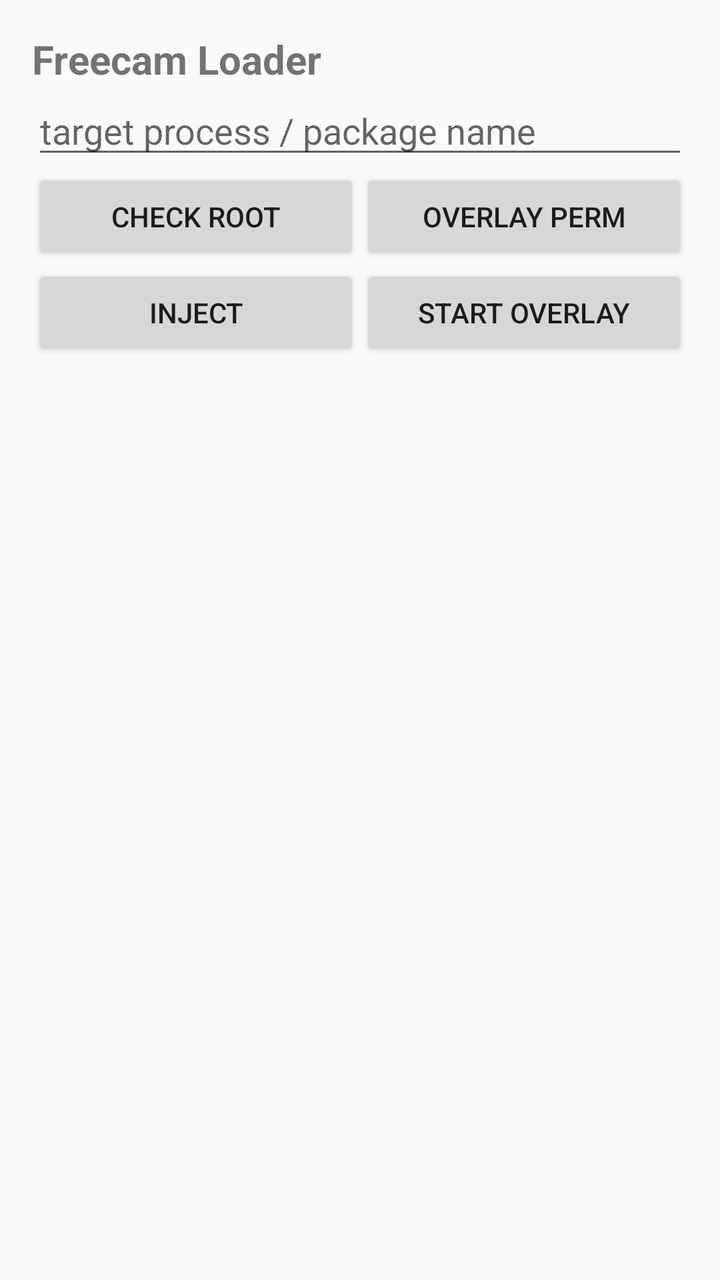
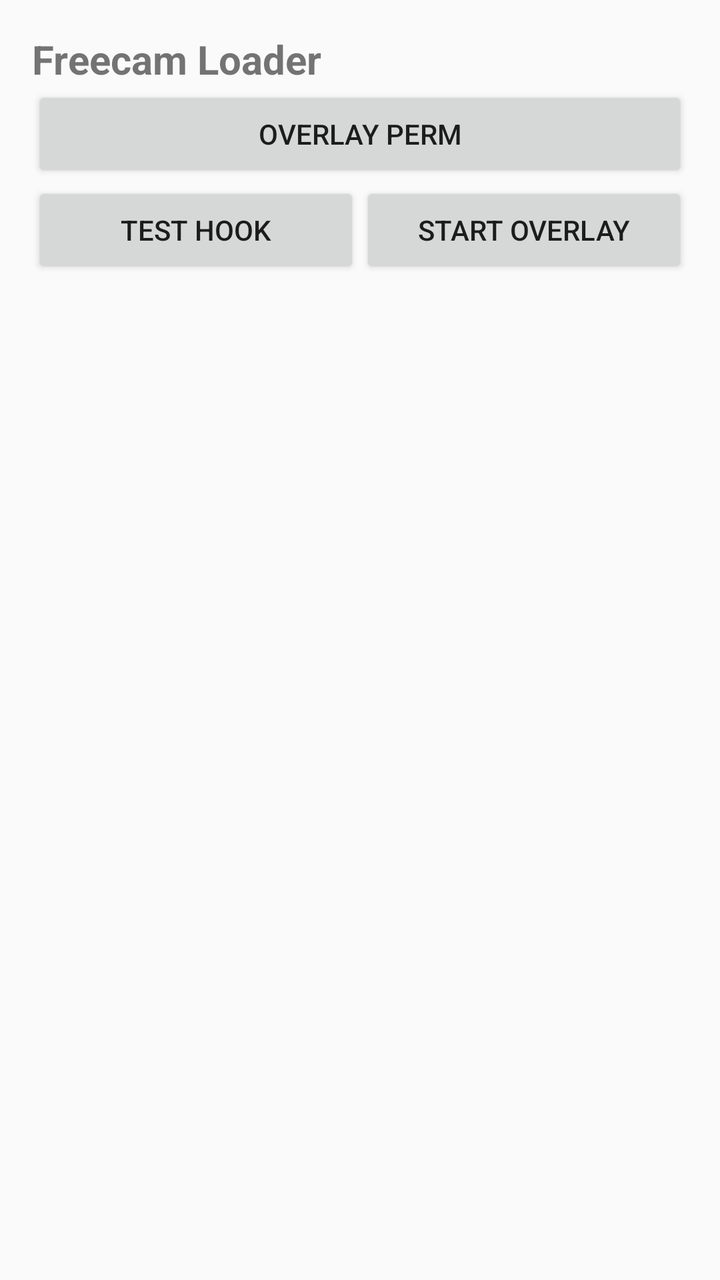

Compare the two renders of this Android layout. The source of the first and the diff that turns it into the second are given below.
<!-- AndroidManifest.xml: application theme Theme.AppCompat.DayNight -->
<!-- res/layout/activity_main.xml -->
<?xml version="1.0" encoding="utf-8"?>
<LinearLayout xmlns:android="http://schemas.android.com/apk/res/android"
    android:layout_width="match_parent"
    android:layout_height="match_parent"
    android:orientation="vertical"
    android:padding="16dp">

    <TextView
        android:layout_width="wrap_content"
        android:layout_height="wrap_content"
        android:text="Freecam Loader"
        android:textSize="20sp"
        android:textStyle="bold" />

    <EditText
        android:id="@+id/processNameInput"
        android:layout_width="match_parent"
        android:layout_height="wrap_content"
        android:hint="target process / package name" />

    <LinearLayout
        android:layout_width="match_parent"
        android:layout_height="wrap_content"
        android:orientation="horizontal">

        <Button
            android:id="@+id/btnCheckRoot"
            android:layout_width="0dp"
            android:layout_height="wrap_content"
            android:layout_weight="1"
            android:text="Check Root" />

        <Button
            android:id="@+id/btnOverlayPerm"
            android:layout_width="0dp"
            android:layout_height="wrap_content"
            android:layout_weight="1"
            android:text="Overlay Perm" />
    </LinearLayout>

    <LinearLayout
        android:layout_width="match_parent"
        android:layout_height="wrap_content"
        android:orientation="horizontal">

        <Button
            android:id="@+id/btnInject"
            android:layout_width="0dp"
            android:layout_height="wrap_content"
            android:layout_weight="1"
            android:text="Inject" />

        <Button
            android:id="@+id/btnOverlayStart"
            android:layout_width="0dp"
            android:layout_height="wrap_content"
            android:layout_weight="1"
            android:text="Start Overlay" />
    </LinearLayout>

    <ScrollView
        android:id="@+id/logScroll"
        android:layout_width="match_parent"
        android:layout_height="0dp"
        android:layout_weight="1">

        <TextView
            android:id="@+id/logView"
            android:layout_width="match_parent"
            android:layout_height="wrap_content"
            android:fontFamily="monospace"
            android:textIsSelectable="true" />
    </ScrollView>

</LinearLayout>
<!-- resources referenced by this layout -->
<resources>

</resources>

<!-- the commit's change to res/layout/activity_main.xml (unified diff, before → after) -->
@@ -12,23 +12,11 @@
         android:textSize="20sp"
         android:textStyle="bold" />
 
-    <EditText
-        android:id="@+id/processNameInput"
-        android:layout_width="match_parent"
-        android:layout_height="wrap_content"
-        android:hint="target process / package name" />
 
     <LinearLayout
         android:layout_width="match_parent"
         android:layout_height="wrap_content"
         android:orientation="horizontal">
-
-        <Button
-            android:id="@+id/btnCheckRoot"
-            android:layout_width="0dp"
-            android:layout_height="wrap_content"
-            android:layout_weight="1"
-            android:text="Check Root" />
 
         <Button
             android:id="@+id/btnOverlayPerm"
@@ -44,11 +32,11 @@
         android:orientation="horizontal">
 
         <Button
-            android:id="@+id/btnInject"
+            android:id="@+id/btnTestHook"
             android:layout_width="0dp"
             android:layout_height="wrap_content"
             android:layout_weight="1"
-            android:text="Inject" />
+            android:text="Test Hook" />
 
         <Button
             android:id="@+id/btnOverlayStart"
